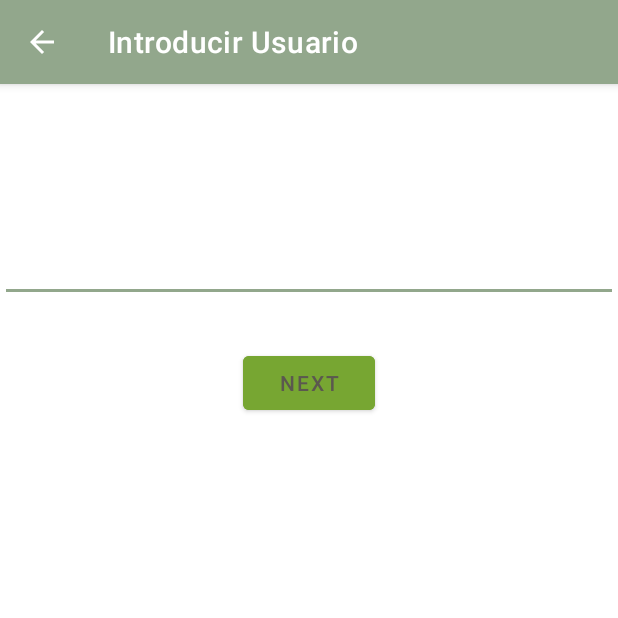
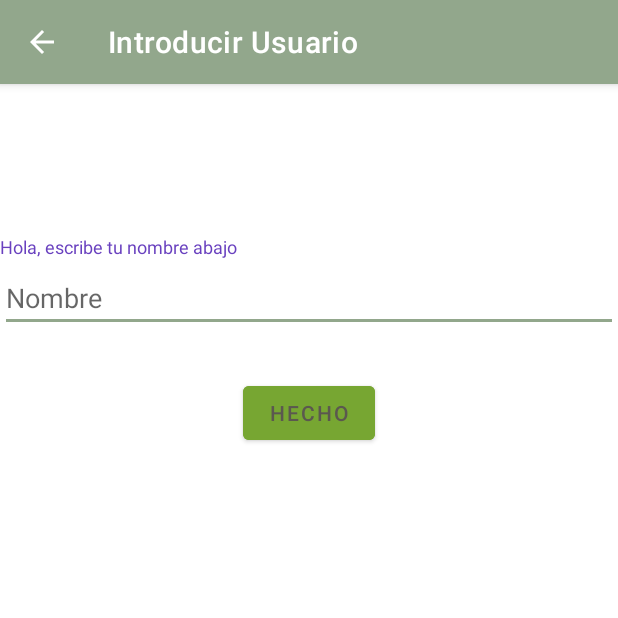
Before and after one commit to izarorubio/HelloWorld, an Android app: the UsuarioActivity screen opened directly, with no data from a screen before it, on a phone screen of 412 x 824 dp, the top half of it. Run offline under Robolectric (Android 15) with nearby library versions, the phone set to English and light mode, and no system bars.

Commit message:
ALMACEN DE STRINGS

```diff
--- a/app/src/main/java/izaro/rubio/helloworld/listPackage/ListItemActivity.kt
+++ b/app/src/main/java/izaro/rubio/helloworld/listPackage/ListItemActivity.kt
@@ -28,7 +28,7 @@ class ListItemActivity : AppCompatActivity() {
         val shopItem = intent.getParcelableExtra<ShopItem>("SHOP_ITEM")
         //Mostrar item
         shopItem?.let{
-            binding.elementText.text = "${it.name}: ${it.quantity} unidades"
+            binding.elementText.text = "${it.name}: ${it.quantity}"
         }
     }
 }
--- a/app/src/main/res/layout/activity_list_item.xml
+++ b/app/src/main/res/layout/activity_list_item.xml
@@ -14,7 +14,6 @@
         app:layout_constraintTop_toTopOf="parent"
         android:textSize="24sp"
         android:textAppearance="?android:textAppearanceLarge"
-        android:textColor="#6941BF"
-        android:text=" "/>
+        android:textColor="#6941BF"/>
 
 </androidx.constraintlayout.widget.ConstraintLayout>
--- a/app/src/main/res/layout/activity_main.xml
+++ b/app/src/main/res/layout/activity_main.xml
@@ -27,7 +27,7 @@
         app:layout_constraintLeft_toLeftOf="parent"
         android:layout_marginTop= "16sp"
         android:backgroundTint="@color/colorPrimary"
-        android:text="Happy Birthday"/>
+        android:text="@string/birthday_button_text"/>
 
     <Button
         android:id="@+id/list_button"
@@ -38,7 +38,7 @@
         app:layout_constraintLeft_toLeftOf="parent"
         android:layout_marginTop= "16sp"
         android:backgroundTint="@color/colorPrimary"
-        android:text="List"/>
+        android:text="@string/list_button_text"/>
 
     <Button
         android:id="@+id/red_button"
@@ -49,7 +49,7 @@
         app:layout_constraintLeft_toLeftOf="parent"
         android:layout_marginTop= "16sp"
         android:backgroundTint="@color/colorPrimary"
-        android:text="Red"/>
+        android:text="@string/red_button_text"/>
 
 
 
--- a/app/src/main/res/layout/activity_usuario.xml
+++ b/app/src/main/res/layout/activity_usuario.xml
@@ -7,13 +7,25 @@
     android:layout_height="match_parent"
     tools:context=".UsuarioActivity">
 
+    <TextView
+        android:id="@+id/writeName_text"
+        android:layout_width="match_parent"
+        android:layout_height="wrap_content"
+        android:layout_marginTop="100sp"
+        app:layout_constraintTop_toTopOf="parent"
+        android:textSize="12sp"
+        android:textAppearance="?android:textAppearanceLarge"
+        android:textColor="#6941BF"
+        android:text="@string/writeName_text"/>
+
     <EditText
         android:id="@+id/writeName_editText"
         android:layout_width="match_parent"
         android:layout_height="wrap_content"
-        app:layout_constraintTop_toTopOf="parent"
-        android:layout_marginTop= "100sp"
-        android:inputType="textMultiLine"/>
+        app:layout_constraintTop_toTopOf="@id/writeName_text"
+        android:layout_marginTop= "20sp"
+        android:inputType="textMultiLine"
+        android:hint="@string/writeName_name_hint"/>
 
     <Button
         android:id="@+id/done_button"
@@ -24,6 +36,6 @@
         app:layout_constraintLeft_toLeftOf="parent"
         android:layout_marginTop="30sp"
         android:backgroundTint="#77A632"
-        android:text="next"/>
+        android:text="@string/done_buttom_text"/>
 
 </androidx.constraintlayout.widget.ConstraintLayout>
--- a/app/src/main/res/layout/activity_usuario_saludo.xml
+++ b/app/src/main/res/layout/activity_usuario_saludo.xml
@@ -16,7 +16,7 @@
         android:textAppearance="?android:textAppearanceLarge"
         android:textColor="#6941BF"
         android:textStyle="bold"
-        android:text="Hola "/>
+        android:text="@string/saludo_text"/>
 
     <ImageView
         android:id="@+id/flower_image_view"
--- a/app/src/main/res/values/strings.xml
+++ b/app/src/main/res/values/strings.xml
@@ -1,3 +1,29 @@
 <resources>
     <string name="app_name">HelloWorld</string>
+
+    <!-- TEXTOS DEL MAINACTIVITY -->
+    <string name="birthday_button_text">TARJETA DE CUMPLEAÑOS</string>
+    <string name="list_button_text">LISTA DE LA COMPRA</string>
+    <string name="red_button_text">LLAMADA A RED</string>
+
+    <!-- TEXTOS DEL USUARIOACTIVITY -->
+    <string name="writeName_text">Hola, escribe tu nombre abajo</string>
+    <string name="writeName_name_hint">Nombre</string>
+    <string name="done_buttom_text">Hecho</string>
+
+    <!-- TEXTOS DEL USUARIOSALUDOACTIVITY -->
+    <string name="saludo_text">Hola </string>
+
+    <!-- Mensaje de error para nombre vacío -->
+    <string name="error_name_required">ERROR: indicar el nombre del producto es obligatorio</string>
+
+    <!-- Etiquetas de botones y campos -->
+    <string name="save_button_text">Guardar</string>
+    <string name="product_name_hint">Nombre del producto</string>
+    <string name="product_quantity_hint">Cantidad</string>
+
+    <!-- Texto del botón de añadir un elemento -->
+    <string name="add_item_button_text">Añadir Producto</string>
+
+
 </resources>
```
Also changed, not shown: app/src/main/java/izaro/rubio/helloworld/listPackage/AddShopItemActivity.kt (+8 -1 lines), app/src/main/res/layout/activity_add_shop_item.xml (+5 -5 lines), app/src/main/res/layout/examples/constrait_layout_exaple.xml (renamed from app/src/main/res/layout/constrait_layout_exaple.xml), app/src/main/res/layout/examples/linear_layout_example.xml (renamed from app/src/main/res/layout/linear_layout_example.xml), app/src/main/res/layout/examples/responsive_layout_example.xml (renamed from app/src/main/res/layout/responsive_layout_example.xml).
